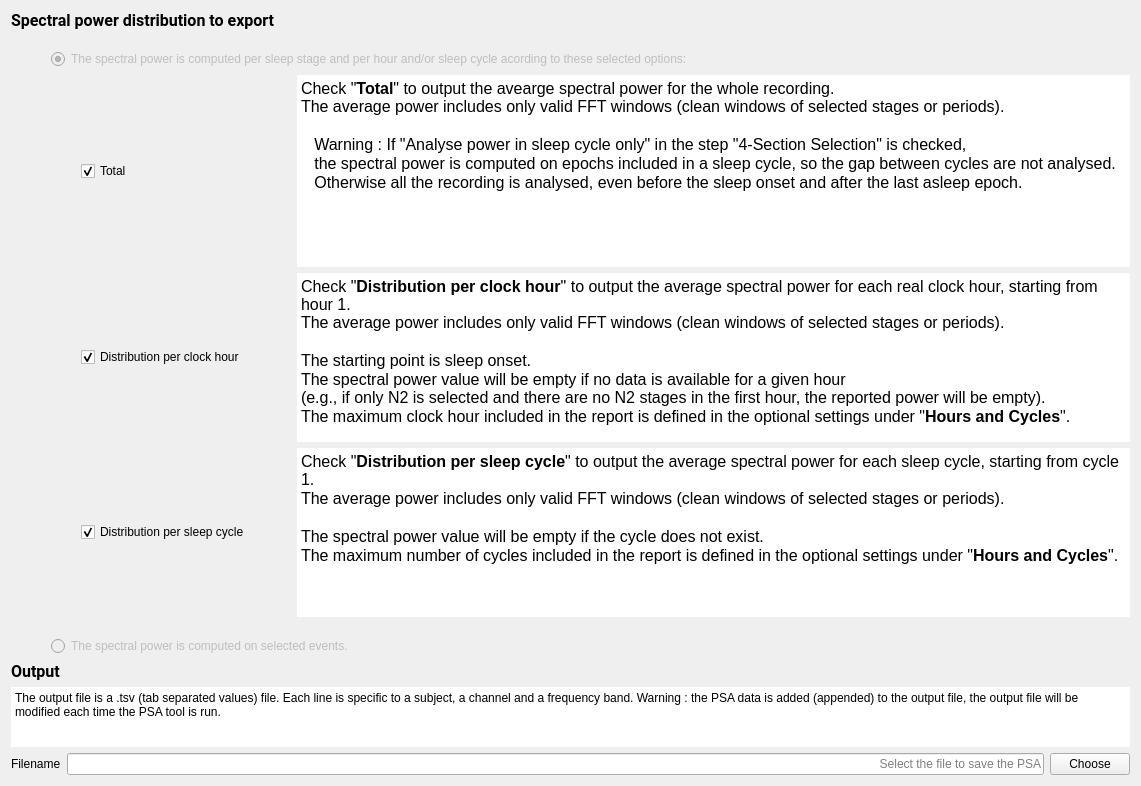
Old version of the form tools/CEAMSTools/PowerSpectralAnalysis/Outputfiles/Ui_Outputfiles.ui in the repository SnoozToolbox/snooz-package-ceams.
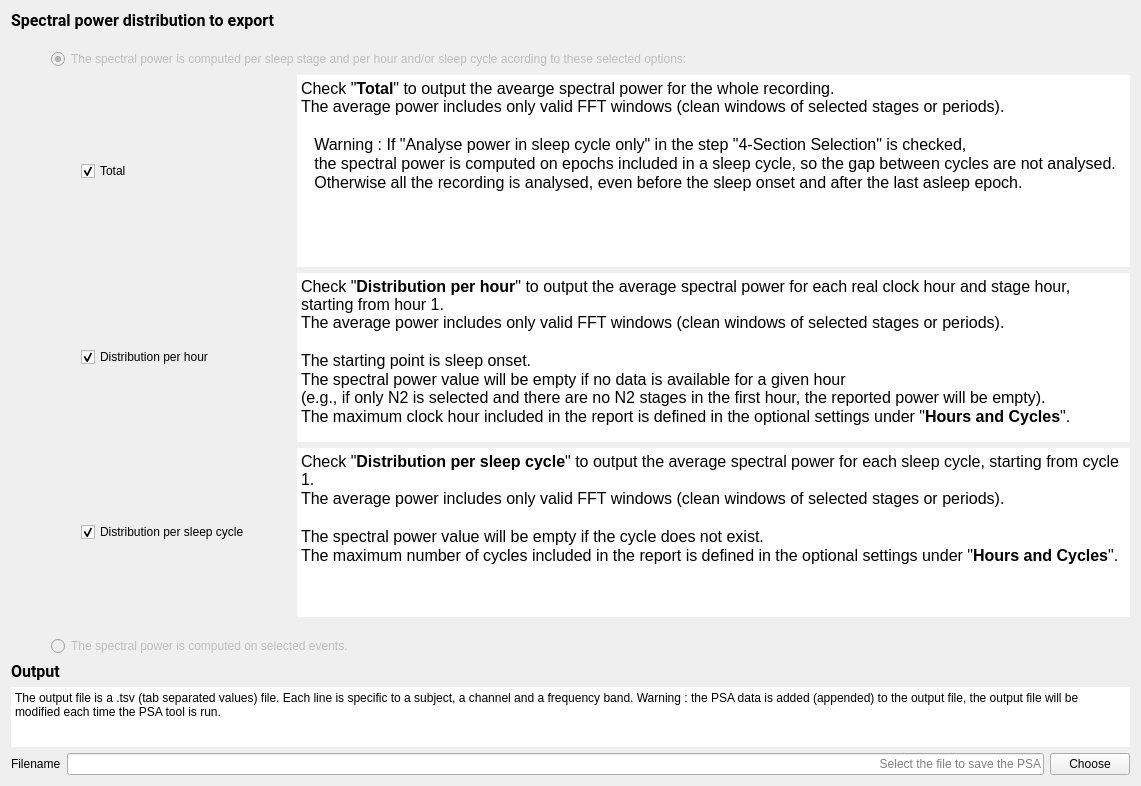
New version of the form.

Commit message: PSACompilation logic for stage hour and clock hour checked and UI is modified.

Patch:
```diff
--- a/tools/CEAMSTools/PowerSpectralAnalysis/Outputfiles/Ui_Outputfiles.ui
+++ b/tools/CEAMSTools/PowerSpectralAnalysis/Outputfiles/Ui_Outputfiles.ui
@@ -209,7 +209,7 @@
               <string/>
              </property>
              <property name="text">
-              <string>Distribution per clock hour</string>
+              <string>Distribution per hour</string>
              </property>
              <property name="checked">
               <bool>true</bool>
@@ -256,7 +256,7 @@
 li.unchecked::marker { content: &quot;\2610&quot;; }
 li.checked::marker { content: &quot;\2612&quot;; }
 &lt;/style&gt;&lt;/head&gt;&lt;body style=&quot; font-family:'Roboto'; font-size:12pt; font-weight:400; font-style:normal;&quot;&gt;
-&lt;p style=&quot; margin-top:0px; margin-bottom:0px; margin-left:0px; margin-right:0px; -qt-block-indent:0; text-indent:0px;&quot;&gt;Check &amp;quot;&lt;span style=&quot; font-weight:600;&quot;&gt;Distribution per clock hour&lt;/span&gt;&amp;quot; to output the average spectral power for each real clock hour, starting from hour 1. &lt;br /&gt;The average power includes only valid FFT windows (clean windows of selected stages or periods).&lt;/p&gt;
+&lt;p style=&quot; margin-top:0px; margin-bottom:0px; margin-left:0px; margin-right:0px; -qt-block-indent:0; text-indent:0px;&quot;&gt;Check &amp;quot;&lt;span style=&quot; font-weight:600;&quot;&gt;Distribution per hour&lt;/span&gt;&amp;quot; to output the average spectral power for each real clock hour and stage hour, starting from hour 1. &lt;br /&gt;The average power includes only valid FFT windows (clean windows of selected stages or periods).&lt;/p&gt;
 &lt;p style=&quot;-qt-paragraph-type:empty; margin-top:0px; margin-bottom:0px; margin-left:0px; margin-right:0px; -qt-block-indent:0; text-indent:0px;&quot;&gt;&lt;br /&gt;&lt;/p&gt;
 &lt;p style=&quot; margin-top:0px; margin-bottom:0px; margin-left:0px; margin-right:0px; -qt-block-indent:0; text-indent:0px;&quot;&gt;The starting point is sleep onset.&lt;/p&gt;
 &lt;p style=&quot; margin-top:0px; margin-bottom:0px; margin-left:0px; margin-right:0px; -qt-block-indent:0; text-indent:0px;&quot;&gt;The spectral power value will be empty if no data is available for a given hour &lt;br /&gt;(e.g., if only N2 is selected and there are no N2 stages in the first hour, the reported power will be empty).&lt;/p&gt;
```
The commit also changes 2 other files.
